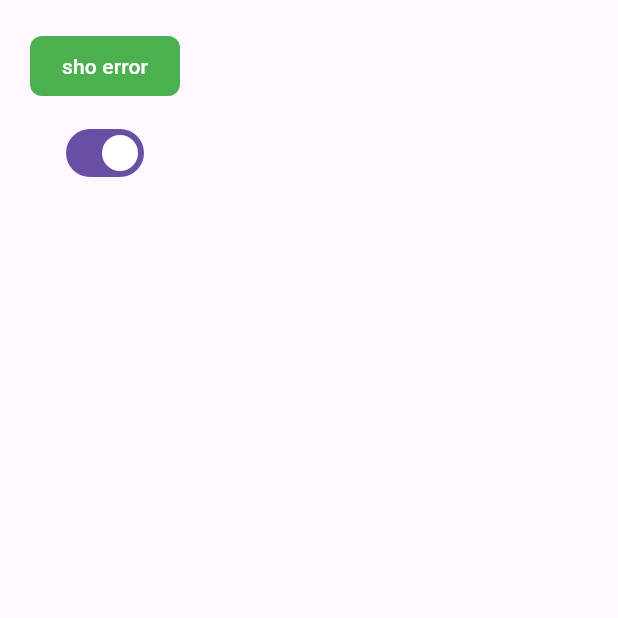
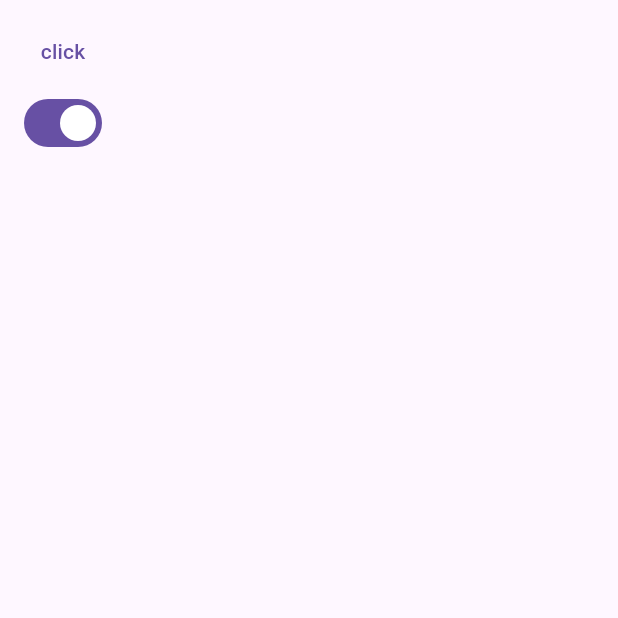
Before and after one commit to flowSar/easy_bill_flutter, a Flutter app: the AboutScreen screen opened by its route, on a phone screen of 412 x 824 dp, the top half of it. Run offline on Flutter 3.47's test engine with Material 3 defaults, Android fonts, the phone set to English and light mode, and no system bars; our stand-ins replace firebase_auth, firebase_core, firebase_database, font_awesome_flutter, go_router, open_file and 1 more; missing offline and left inert: simple_barcode_scanner; accounts and stored records are empty.

```diff
--- a/lib/components/custom_modal_Bottom_sheet.dart
+++ b/lib/components/custom_modal_Bottom_sheet.dart
@@ -45,6 +45,7 @@ class _CustomModalBottomSheetState extends State<CustomModalBottomSheet> {
       _itemName.text = widget.item!.name;
       _price.text = widget.item!.price.toString();
       _quantity.text = widget.item!.quantity.toString();
+      _tax.text = widget.item!.tax.toString();
     }
     isDarkMode = context.read<SettingsProvider>().isDarMode;
 
@@ -108,6 +109,7 @@ class _CustomModalBottomSheetState extends State<CustomModalBottomSheet> {
                     name: _itemName.text,
                     price: double.parse(_price.text),
                     quantity: int.parse(_quantity.text),
+                    tax: _tax.text,
                   );
                   context.pop(newItem);
                 },
--- a/lib/data/item.dart
+++ b/lib/data/item.dart
@@ -32,14 +32,14 @@ class Item {
 
   String? get tax => _tax;
 
-  Map toDic() {
+  Map<String, dynamic> toDic() {
     return {
       'barCode': _barCode,
       'name': _name,
       'description': _description,
       'price': _price,
-      'quantity': _quantity,
-      'tax': _tax,
+      'quantity': _quantity ?? '0',
+      'tax': _tax ?? '0',
     };
   }
 }
--- a/lib/screens/about_screen.dart
+++ b/lib/screens/about_screen.dart
@@ -4,6 +4,9 @@ import 'package:easy_bill_flutter/components/custom_text_field.dart';
 import 'package:easy_bill_flutter/components/error_dialog.dart';
 import 'package:easy_bill_flutter/data/currency.dart';
 import 'package:flutter/material.dart';
+import 'package:provider/provider.dart';
+
+import '../providers/data_provider.dart';
 
 class AboutScreen extends StatefulWidget {
   const AboutScreen({super.key});
@@ -15,29 +18,6 @@ class AboutScreen extends StatefulWidget {
 List<String> options = ['option 1', 'option 2'];
 
 class _AboutScreenState extends State<AboutScreen> {
-  List<String> names = [
-    'khalid',
-    'mohammed',
-    'yassine',
-    'adil',
-    'rachid',
-    'saad',
-    'said',
-    'fatima',
-    'malika'
-  ];
-
-  List<String> originalList = [
-    'khalid',
-    'mohammed',
-    'yassine',
-    'adil',
-    'rachid',
-    'saad',
-    'said',
-    'fatima',
-    'malika'
-  ];
   String selectedCurrency = 'US\$';
   bool isSwitched = true;
 
@@ -49,13 +29,7 @@ class _AboutScreenState extends State<AboutScreen> {
         padding: EdgeInsets.all(10),
         child: Column(
           children: [
-            CustomTextButton(
-                onPressed: () {
-                  showErrorDialog(context, 'Error', '');
-                },
-                label: Text('sho error'),
-                bg: Colors.green,
-                fg: Colors.white),
+            TextButton(onPressed: () {}, child: Text('click')),
             Switch(
               value: isSwitched,
               onChanged: (value) {
--- a/lib/screens/items/items_screen.dart
+++ b/lib/screens/items/items_screen.dart
@@ -111,6 +111,8 @@ class _ItemsScreenState extends State<ItemsScreen> {
                                     tailing: items[index].price.toString(),
                                     onTap: () {
                                       Item currentItem = items[index];
+                                      print(
+                                          'current item: ${items[index].tax}');
                                       context.push('/newItemScreen',
                                           extra: currentItem);
                                     },
--- a/lib/screens/items/new_item_screen.dart
+++ b/lib/screens/items/new_item_screen.dart
@@ -3,10 +3,12 @@ import 'package:easy_bill_flutter/components/text_card.dart';
 import 'package:easy_bill_flutter/constants/colors.dart';
 import 'package:easy_bill_flutter/constants/styles.dart';
 import 'package:easy_bill_flutter/data/item.dart';
+import 'package:easy_bill_flutter/providers/data_provider.dart';
 import 'package:easy_bill_flutter/services/database_service.dart';
 import 'package:easy_bill_flutter/utilities/functions.dart';
 import 'package:flutter/material.dart';
 import 'package:go_router/go_router.dart';
+import 'package:provider/provider.dart';
 import '../../components/custom_Floating_button.dart';
 import '../../components/custom_text_button.dart';
 import '../../components/custom_text_field.dart';
@@ -46,6 +48,7 @@ class _NewItemScreenState extends State<NewItemScreen> {
       _description.text = widget.item!.description ?? '';
       _price.text = widget.item!.price.toString() ?? '';
       _quantity.text = widget.item!.quantity.toString() ?? '';
+      _tax.text = widget.item!.tax!;
     }
     super.initState();
   }
@@ -150,7 +153,7 @@ class _NewItemScreenState extends State<NewItemScreen> {
                           setState(() {
                             loading = true;
                           });
-                          await firebaseManager.addItem(item);
+                          await context.read<DataProvider>().addItem(item);
                           setState(() {
                             loading = false;
                           });
--- a/lib/services/database_service.dart
+++ b/lib/services/database_service.dart
@@ -65,8 +65,6 @@ class FireBaseManager {
     }
   }
 
-  Future<void> updateItem() async {}
-
   Future<DataSnapshot> loadItemsData() async {
     final User? user = getCurrentUser();
     if (user != null) {
@@ -76,6 +74,4 @@ class FireBaseManager {
       throw Exception('user is not logged in');
     }
   }
-
-  Future<void> loadClientsData() async {}
 }
--- a/pubspec.yaml
+++ b/pubspec.yaml
@@ -46,6 +46,7 @@ dependencies:
   pdf: ^3.11.1
   path_provider: ^2.1.5
   open_file: ^3.5.10
+  intl: ^0.20.1
 
 
 dev_dependencies:
```
Also changed, not shown: lib/components/bill_table_row.dart (+33 -4 lines), lib/components/selected_item_card.dart (+22 -2 lines), lib/data/bill.dart (+7 -1 lines), lib/main.dart (+9 -6 lines), lib/providers/data_provider.dart (+13 -7 lines), lib/screens/bills/bills_screen.dart (+5 -7 lines), lib/screens/bills/new_bill_screen.dart (+28 -10 lines), lib/screens/bills/preview_bill_screen.dart (+39 -17 lines), lib/utilities/generate_pdf.dart (+29 -18 lines), pubspec.lock.
